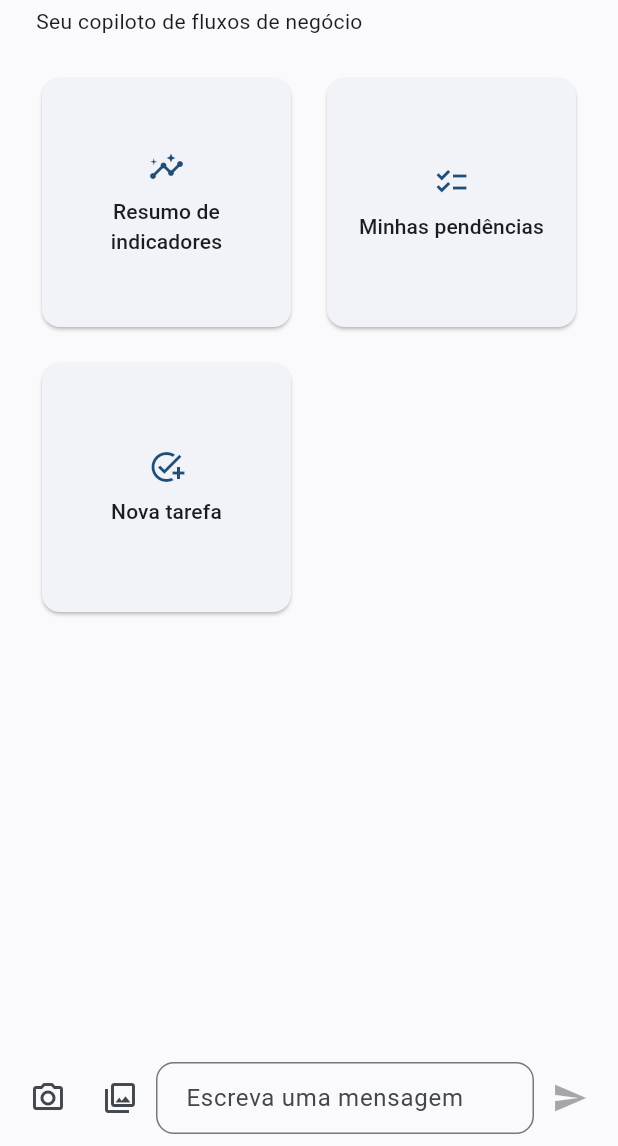
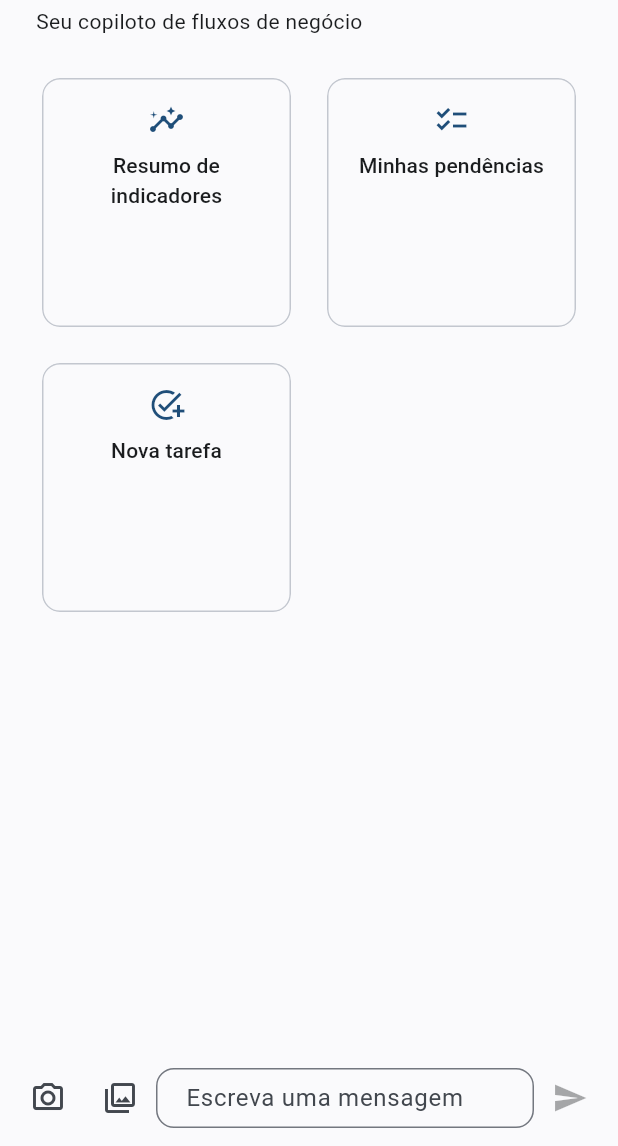
Before and after one commit to derek-alves/hackatom-base-structure, a Flutter app: the screen it shows after launch, on a phone screen of 412 x 824 dp, the part 90-1236 px from its top. Run offline on Flutter 3.47's test engine with Material 3 defaults, Android fonts, the phone set to English and light mode, and no system bars; our stand-ins replace cupertino_ui, equatable, flutter_bloc, flutter_markdown_plus, image_picker, material_ui and 1 more; missing offline and left inert: a2ui_core, a2ui_flutter, json_schema_builder, widgetbook, widgetbook_annotation.

Commit message:
refactor(mobile): use the kit in home, composer and assistant; add assistant skeleton
Co-Authored-By: Claude Opus 5.5 <noreply@anthropic.com>

```diff
--- a/mobile/lib/modules/assistant/view/assistant_page.dart
+++ b/mobile/lib/modules/assistant/view/assistant_page.dart
@@ -98,6 +98,12 @@ class _AssistantViewState extends State<_AssistantView> {
                           child: _entry(context, cubit, e),
                         ),
                       ),
+                    if (state.status == AssistantStatus.working &&
+                        state.entries.lastOrNull is UserEntry)
+                      Padding(
+                        padding: EdgeInsets.all(context.tokens.spacing.sm),
+                        child: const AppShimmer(child: AppCard.skeleton()),
+                      ),
                   ],
                 ),
               ),
--- a/mobile/lib/modules/assistant/widgets/error_banner.dart
+++ b/mobile/lib/modules/assistant/widgets/error_banner.dart
@@ -29,7 +29,7 @@ class ErrorBanner extends StatelessWidget {
                   ?.copyWith(color: Theme.of(context).colorScheme.error),
             ),
           ),
-          TextButton(onPressed: onRetry, child: const Text('Tentar novamente')),
+          AppButton.tertiary(label: 'Tentar novamente', onPressed: onRetry),
         ],
       ),
     );
--- a/mobile/lib/modules/home/widgets/quick_action_card.dart
+++ b/mobile/lib/modules/home/widgets/quick_action_card.dart
@@ -13,12 +13,8 @@ class QuickActionCard extends StatelessWidget {
   @override
   Widget build(BuildContext context) {
     final t = context.tokens;
-    return Card(
-      child: InkWell(
-        borderRadius: BorderRadius.circular(t.radius.md),
+    return AppCard.outlined(
       onTap: onTap,
-        child: Padding(
-          padding: EdgeInsets.all(t.spacing.md),
       child: Column(
         mainAxisAlignment: MainAxisAlignment.center,
         children: [
@@ -31,8 +27,6 @@ class QuickActionCard extends StatelessWidget {
           ),
         ],
       ),
-        ),
-      ),
     );
   }
 }
--- a/mobile/lib/shared/widgets/composer_bar.dart
+++ b/mobile/lib/shared/widgets/composer_bar.dart
@@ -101,9 +101,9 @@ class _ComposerBarState extends State<ComposerBar> {
               if (_attachment != null)
                 Padding(
                   padding: EdgeInsets.only(bottom: t.spacing.xs),
-                  child: InputChip(
+                  child: AppChip.input(
                     avatar: const Icon(Icons.image_outlined),
-                    label: const Text('Imagem anexada'),
+                    label: 'Imagem anexada',
                     onDeleted: widget.enabled
                         ? () => setState(() => _attachment = null)
                         : null,
@@ -128,7 +128,7 @@ class _ComposerBarState extends State<ComposerBar> {
                         : null,
                   ),
                   Expanded(
-                    child: TextField(
+                    child: AppTextField(
                       controller: _controller,
                       enabled: widget.enabled,
                       minLines: 1,
@@ -136,9 +136,7 @@ class _ComposerBarState extends State<ComposerBar> {
                       textInputAction: TextInputAction.send,
                       onChanged: (_) => setState(() {}),
                       onSubmitted: (_) => _submit(),
-                      decoration: const InputDecoration(
-                        hintText: 'Escreva uma mensagem',
-                      ),
+                      hint: 'Escreva uma mensagem',
                     ),
                   ),
                   IconButton(
```
Also changed, not shown: 2 other files. Lines whose indentation alone changed are shown as unchanged.
